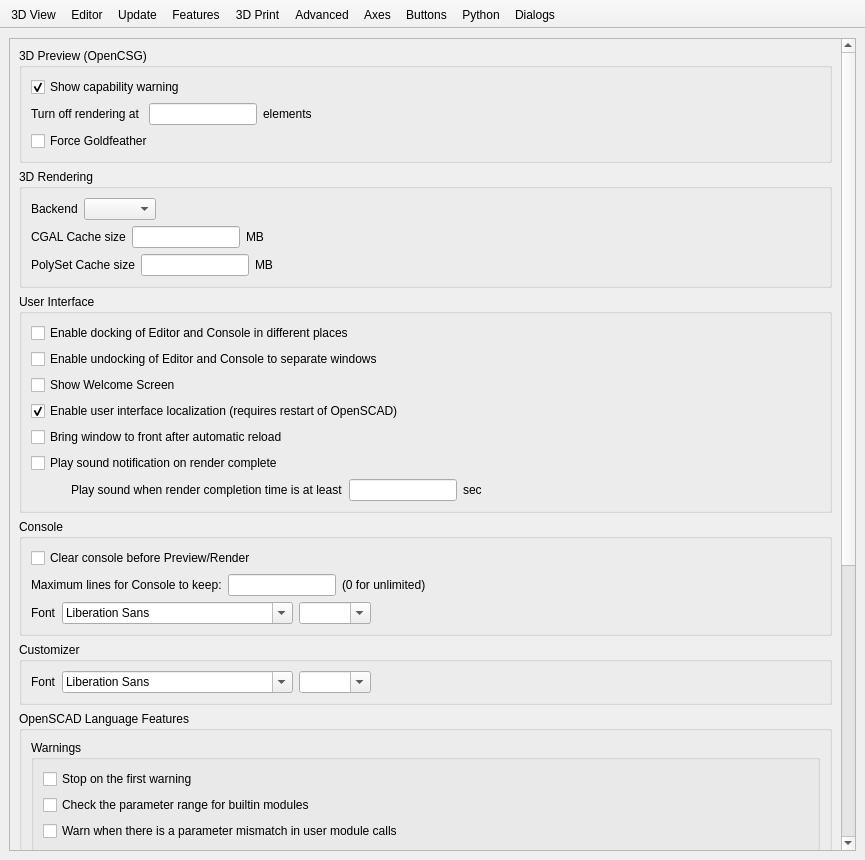
Above: src/gui/Preferences.ui from openscad/openscad before the change. Below: the same form after it.
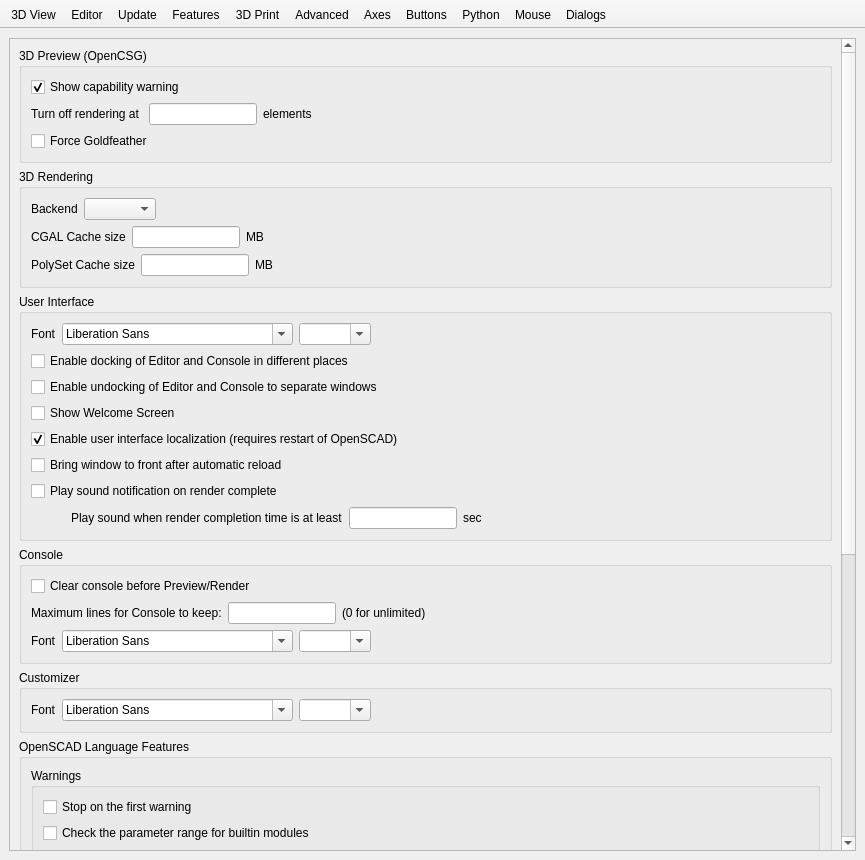
That is the form after the change. The open tabs and pages were chosen to show the change. Icons and pictures are not drawn. Custom widgets are drawn as their Qt base class.

```diff
--- a/src/gui/Preferences.ui
+++ b/src/gui/Preferences.ui
@@ -1970,8 +1970,8 @@
             <rect>
              <x>0</x>
              <y>0</y>
-             <width>743</width>
-             <height>1514</height>
+             <width>831</width>
+             <height>1471</height>
             </rect>
            </property>
            <layout class="QVBoxLayout" name="verticalLayout_12">
@@ -2178,6 +2178,40 @@
                <string>User Interface</string>
               </property>
               <layout class="QVBoxLayout" name="verticalLayout_13">
+               <item>
+                <layout class="QHBoxLayout" name="horizontalLayoutApplicationFont">
+                 <item>
+                  <widget class="QLabel" name="labelApplicationFont">
+                   <property name="text">
+                    <string>Font</string>
+                   </property>
+                  </widget>
+                 </item>
+                 <item>
+                  <widget class="QFontComboBox" name="fontComboBoxApplicationFontFamily"/>
+                 </item>
+                 <item>
+                  <widget class="QComboBox" name="comboBoxApplicationFontSize">
+                   <property name="editable">
+                    <bool>true</bool>
+                   </property>
+                  </widget>
+                 </item>
+                 <item>
+                  <spacer name="horizontalSpacerApplicationFont">
+                   <property name="orientation">
+                    <enum>Qt::Horizontal</enum>
+                   </property>
+                   <property name="sizeHint" stdset="0">
+                    <size>
+                     <width>40</width>
+                     <height>20</height>
+                    </size>
+                   </property>
+                  </spacer>
+                 </item>
+                </layout>
+               </item>
                <item>
                 <widget class="QCheckBox" name="reorderCheckBox">
                  <property name="text">
@@ -2899,6 +2933,7 @@
    <addaction name="prefsActionInput"/>
    <addaction name="prefsActionInputButton"/>
    <addaction name="prefsActionPython"/>
+   <addaction name="prefsActionMouse"/>
    <addaction name="prefsActionDialogs"/>
   </widget>
   <action name="prefsAction3DView">
@@ -2991,6 +3026,19 @@
     <string>Buttons</string>
    </property>
   </action>
+  <action name="prefsActionMouse">
+   <property name="checkable">
+    <bool>true</bool>
+   </property>
+   <property name="icon">
+    <iconset resource="../../resources/common.qrc">
+     <normaloff>:/icons/prefsInput.png</normaloff>:/icons/prefsInput.png</iconset>
+   </property>
+   <property name="text">
+    <string>Mouse</string>
+   </property>
+  </action>
+
   <action name="prefsActionPython">
    <property name="checkable">
     <bool>true</bool>
@@ -3092,6 +3140,12 @@
    <header>gui/input/ButtonConfigWidget.h</header>
    <container>1</container>
   </customwidget>
+  <customwidget>
+   <class>MouseConfigWidget</class>
+   <extends>QWidget</extends>
+   <header>gui/input/MouseConfigWidget.h</header>
+   <container>1</container>
+  </customwidget>
  </customwidgets>
  <resources>
   <include location="../../resources/common.qrc"/>
```
Left out of the diff: 47 changed lines with no effect on the pictures.
